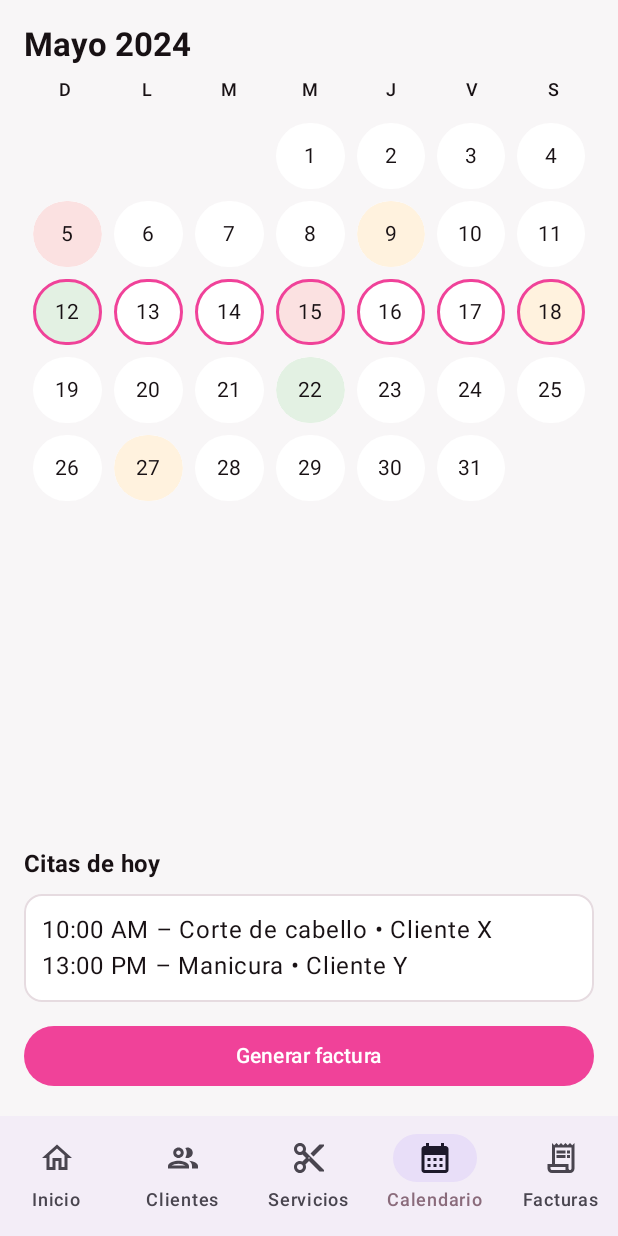
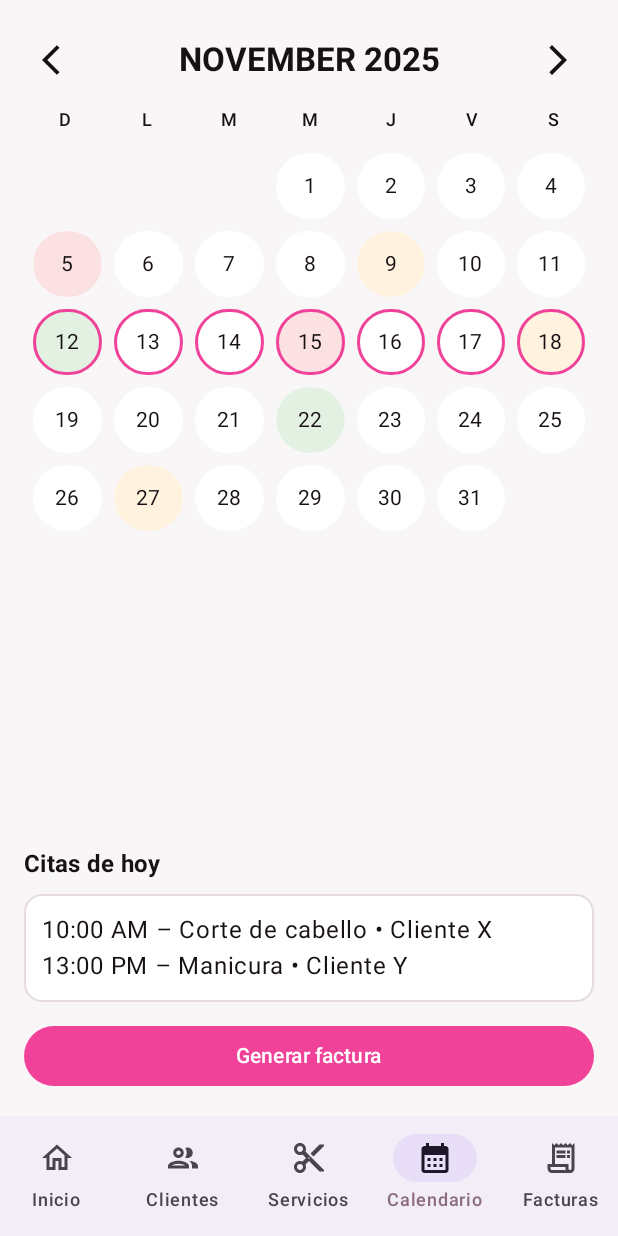
Before and after one commit to EleiderAmaya/Glam-Studio, an Android app built with Jetpack Compose: the CalendarScreen screen opened through its navigation route, on a phone screen of 412 x 824 dp. Run offline under Robolectric (Android 15) with nearby library versions, the phone set to English and light mode, and no system bars.

Commit message:
Se agragan los botones y navegabilidad de avanzar o retrocer el mes y tambien el estado de fecha actual

```diff
--- a/app/src/main/java/com/glamstudio/ui/screens/CalendarScreen.kt
+++ b/app/src/main/java/com/glamstudio/ui/screens/CalendarScreen.kt
@@ -1,5 +1,7 @@
 package com.glamstudio.ui.screens
 
+import android.os.Build
+import androidx.annotation.RequiresApi
 import androidx.compose.foundation.BorderStroke
 import androidx.compose.foundation.background
 import androidx.compose.foundation.border
@@ -19,19 +21,29 @@ import androidx.compose.foundation.lazy.grid.LazyVerticalGrid
 import androidx.compose.foundation.lazy.grid.items
 import androidx.compose.foundation.shape.CircleShape
 import androidx.compose.foundation.shape.RoundedCornerShape
+import androidx.compose.material.icons.Icons
+import androidx.compose.material.icons.automirrored.filled.ArrowBackIos
+import androidx.compose.material.icons.filled.ArrowBackIos
+import androidx.compose.material.icons.filled.ArrowForwardIos
 import androidx.compose.material3.Button
+import androidx.compose.material3.Icon
+import androidx.compose.material3.IconButton
 import androidx.compose.material3.MaterialTheme
 import androidx.compose.material3.Surface
 import androidx.compose.material3.Text
 import androidx.compose.runtime.Composable
+import androidx.compose.runtime.getValue
 import androidx.compose.runtime.mutableStateOf
 import androidx.compose.runtime.remember
+import androidx.compose.runtime.setValue
 import androidx.compose.ui.Alignment
 import androidx.compose.ui.Modifier
 import androidx.compose.ui.graphics.Color
 import androidx.compose.ui.text.font.FontWeight
+import androidx.compose.ui.text.style.TextAlign
 import androidx.compose.ui.unit.dp
 import com.glamstudio.ui.theme.Primary
+import java.time.LocalDate
 
 enum class Ocupacion { LIBRE, MEDIO, COMPLETO }
 
@@ -47,8 +59,11 @@ enum class Ocupacion { LIBRE, MEDIO, COMPLETO }
  * - Para parámetros (mes/año), expón `@Composable fun CalendarScreen(year: Int, month: Int, ...)`.
  * - Para disponibilidad por día, mapea `Ocupacion` según tus reglas de negocio.
  */
+@RequiresApi(Build.VERSION_CODES.O)
 @Composable
 fun CalendarScreen(onGenerateInvoice: () -> Unit, onAppointmentClick: () -> Unit = {}) {
+    /* esta variable que guarda el estado de la fecha actual seleccionada */
+    var currentDisplayedDate by remember { mutableStateOf(LocalDate.now()) }
     // Demo: 31 días, con algunos ocupados/medios
     val dias = (1..31).toList()
     val ocupacionDemo = remember {
@@ -64,13 +79,28 @@ fun CalendarScreen(onGenerateInvoice: () -> Unit, onAppointmentClick: () -> Unit
     }
     val semanaSeleccionada = remember { mutableStateOf(2) } // 0-index, resalta una semana de ejemplo
 
-    Column(modifier = Modifier.fillMaxSize().padding(16.dp)) {
-        Row(verticalAlignment = Alignment.CenterVertically, modifier = Modifier.fillMaxWidth()) {
+    Column(modifier = Modifier
+        .fillMaxSize()
+        .padding(16.dp)) {
+        Row(verticalAlignment = Alignment.CenterVertically/*, modifier = Modifier.fillMaxWidth()*/) {
+            IconButton(onClick = {
+                // La lógica para cambiar de mes hacia atras.
+                currentDisplayedDate = currentDisplayedDate.minusMonths(1)
+            }) {
+                Icon(Icons.Default.ArrowBackIos, contentDescription = "Mes anterior")
+            }
             Text(
-                text = "Mayo 2024",
-                style = MaterialTheme.typography.titleLarge.copy(fontWeight = FontWeight.Bold),
-                modifier = Modifier.weight(1f)
+                text = "${currentDisplayedDate.month.name} ${currentDisplayedDate.year}",
+                modifier = Modifier.weight(1f),
+                textAlign = TextAlign.Center,
+                style = MaterialTheme.typography.titleLarge.copy(fontWeight = FontWeight.Bold)
             )
+            IconButton(onClick = {
+                // La lógica para cambiar de mes hacia adelante.
+                currentDisplayedDate = currentDisplayedDate.plusMonths(1)
+            }) {
+                Icon(Icons.Default.ArrowForwardIos, contentDescription = "Mes siguiente")
+            }
         }
         Spacer(modifier = Modifier.height(8.dp))
         Row(modifier = Modifier.fillMaxWidth(), horizontalArrangement = Arrangement.SpaceBetween) {
@@ -89,7 +119,9 @@ fun CalendarScreen(onGenerateInvoice: () -> Unit, onAppointmentClick: () -> Unit
             contentPadding = PaddingValues(4.dp),
             horizontalArrangement = Arrangement.spacedBy(4.dp),
             verticalArrangement = Arrangement.spacedBy(4.dp),
-            modifier = Modifier.fillMaxWidth().weight(1f)
+            modifier = Modifier
+                .fillMaxWidth()
+                .weight(1f)
         ) {
             items(celdas.size) { index ->
                 if (index < leadingEmpty) {
@@ -111,7 +143,9 @@ fun CalendarScreen(onGenerateInvoice: () -> Unit, onAppointmentClick: () -> Unit
         Text("Citas de hoy", style = MaterialTheme.typography.titleMedium.copy(fontWeight = FontWeight.Bold))
         Spacer(modifier = Modifier.height(8.dp))
         Surface(shape = RoundedCornerShape(12.dp), border = BorderStroke(1.dp, Color(0xFFE6DBE0))) {
-            Column(modifier = Modifier.fillMaxWidth().padding(12.dp)) {
+            Column(modifier = Modifier
+                .fillMaxWidth()
+                .padding(12.dp)) {
                 Text("10:00 AM – Corte de cabello • Cliente X", modifier = Modifier.clickable { onAppointmentClick() })
                 Text("13:00 PM – Manicura • Cliente Y", modifier = Modifier.clickable { onAppointmentClick() })
             }
@@ -149,7 +183,10 @@ private fun DiaCell(
             modifier = Modifier
                 .height(44.dp)
                 .fillMaxWidth()
-                .background(color.copy(alpha = if (color == Color.Transparent) 0f else 0.15f), CircleShape) // Indicador de ocupación
+                .background(
+                    color.copy(alpha = if (color == Color.Transparent) 0f else 0.15f),
+                    CircleShape
+                ) // Indicador de ocupación
         ) {
             if (dia > 0) {
                 Text(text = dia.toString(), style = MaterialTheme.typography.bodyMedium)
--- /dev/null
+++ b/app/src/main/java/com/glamstudio/ui/screens/ScheduleAppointmentScreen.kt
@@ -0,0 +1 @@
+package com.glamstudio.ui.screens
```
